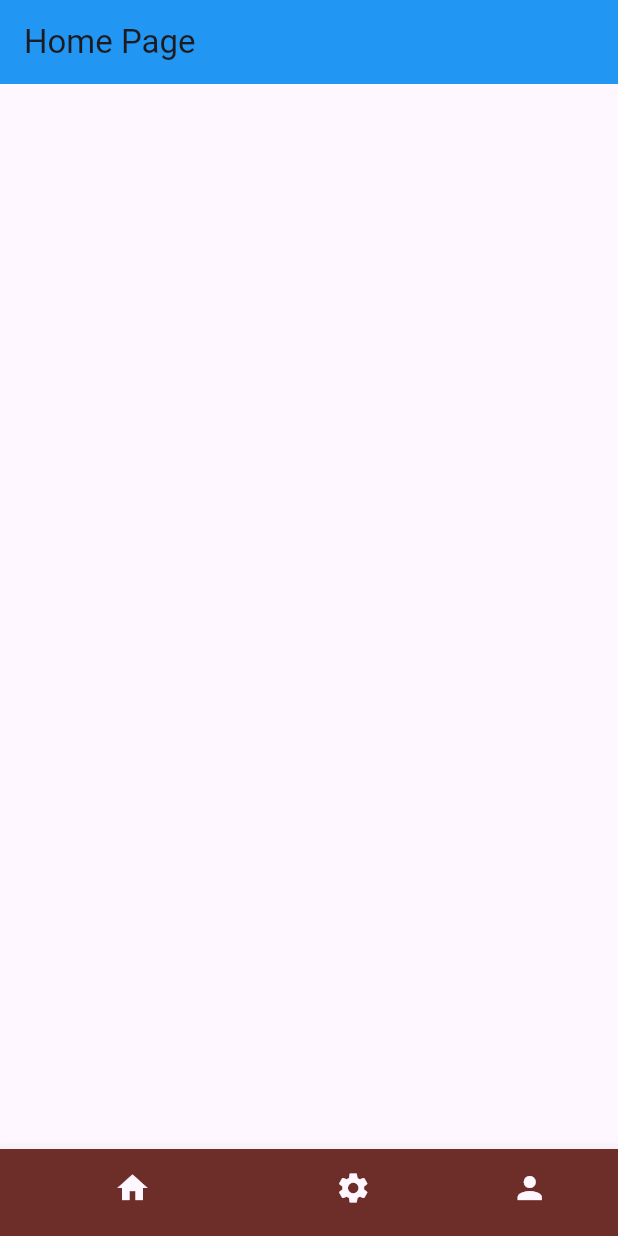
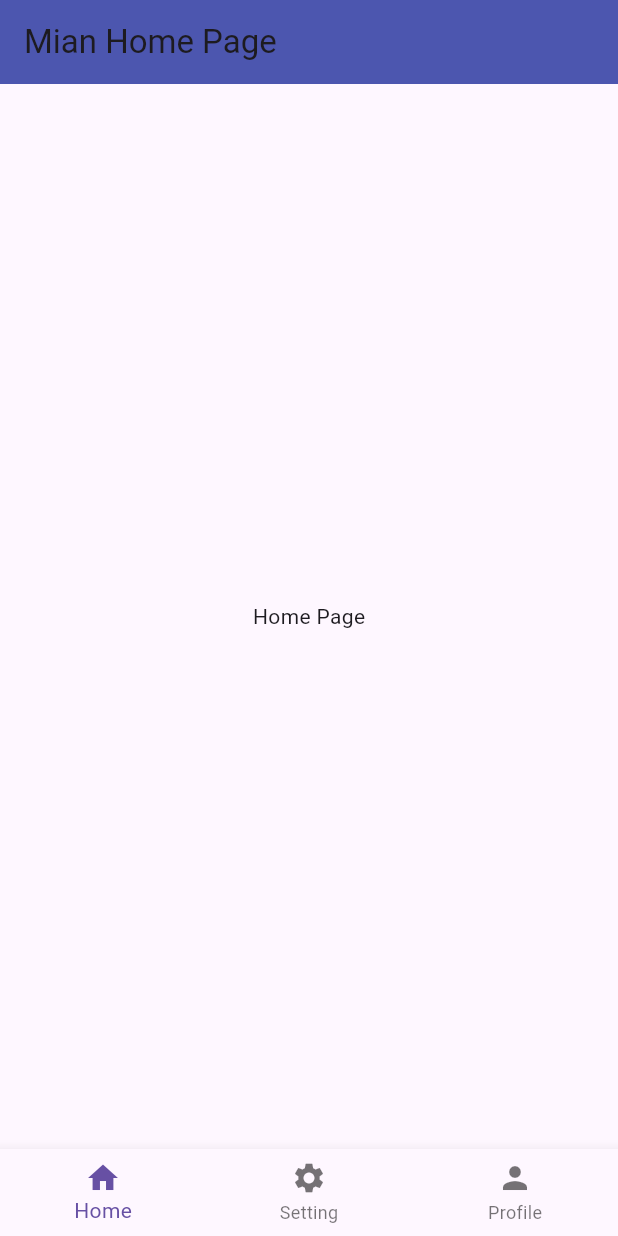
Before and after one commit to geesdiir/bottom_navigation, a Flutter app: the screen it shows after launch, on a phone screen of 412 x 824 dp. Run offline on Flutter 3.47's test engine with Material 3 defaults, Android fonts, the phone set to English and light mode, and no system bars.

Commit message:
completted navigation bar

```diff
--- a/lib/main.dart
+++ b/lib/main.dart
@@ -15,12 +15,12 @@ class MyApp extends StatelessWidget {
   Widget build(BuildContext context) {
     return MaterialApp(
       debugShowCheckedModeBanner: false,
-      home: const MainHome(),
+      home: MainHome(),
       routes: {
-        '/MainHome': (context) => const MainHome(),
-        '/HomePage': (context) => const HomePage(),
-        '/SettingPage': (context) => const SettingPage(),
-        '/ProfilePage': (context) => const ProfilePage()
+        '/MainHome': (context) => MainHome(),
+        '/HomePage': (context) => HomePage(),
+        '/SettingPage': (context) => SettingPage(),
+        '/ProfilePage': (context) => ProfilePage()
       },
     );
   }
--- a/lib/pages/home.dart
+++ b/lib/pages/home.dart
@@ -10,10 +10,9 @@ class HomePage extends StatefulWidget {
 class _HomePageState extends State<HomePage> {
   @override
   Widget build(BuildContext context) {
-    return Scaffold(
-      appBar: AppBar(
-        title: const Text("Second Home Page"),
-        backgroundColor: const Color.fromARGB(255, 30, 15, 160),
+    return const Scaffold(
+      body: Center(
+        child: Text("Home Page"),
       ),
     );
   }
--- a/lib/pages/mainhome.dart
+++ b/lib/pages/mainhome.dart
@@ -1,40 +1,40 @@
+import 'package:bottom_navigation/pages/home.dart';
+import 'package:bottom_navigation/pages/profile.dart';
+import 'package:bottom_navigation/pages/setting.dart';
 import 'package:flutter/material.dart';
 
 class MainHome extends StatefulWidget {
-  const MainHome({super.key});
+  MainHome({super.key});
 
   @override
   State<MainHome> createState() => _MainHomeState();
 }
 
 class _MainHomeState extends State<MainHome> {
-  int myIndex = 0;
+  int _selectedIndex = 0;
+
+  void _navigateBottomBar(int index) {
+    setState(() {
+      _selectedIndex = index;
+    });
+  }
+
+  final List _pages = [HomePage(), SettingPage(), ProfilePage()];
+
   @override
   Widget build(BuildContext context) {
     return Scaffold(
       appBar: AppBar(
-        title: const Text("Home Page"),
-        backgroundColor: Colors.blue,
+        title: const Text("Mian Home Page"),
+        backgroundColor: const Color(0xFF4C56AF),
       ),
+      body: _pages[_selectedIndex],
       bottomNavigationBar: BottomNavigationBar(
-        showSelectedLabels: false,
-        type: BottomNavigationBarType.shifting,
-        onTap: (index) {
-          setState(() {
-            myIndex = index;
-            Navigator.pushNamed(context, '/SettingPage');
-          });
-        },
+        currentIndex: _selectedIndex,
+        onTap: _navigateBottomBar,
         items: const [
-          // home
-          BottomNavigationBarItem(
-              icon: Icon(Icons.home),
-              label: "Home",
-              backgroundColor: Color.fromRGBO(109, 46, 42, 1)),
-          // setting
+          BottomNavigationBarItem(icon: Icon(Icons.home), label: "Home"),
           BottomNavigationBarItem(icon: Icon(Icons.settings), label: "Setting"),
-
-          // profile
           BottomNavigationBarItem(icon: Icon(Icons.person), label: "Profile")
         ],
       ),
```
Also changed, not shown: lib/pages/profile.dart (+3 -4 lines), lib/pages/setting.dart (+3 -4 lines).
